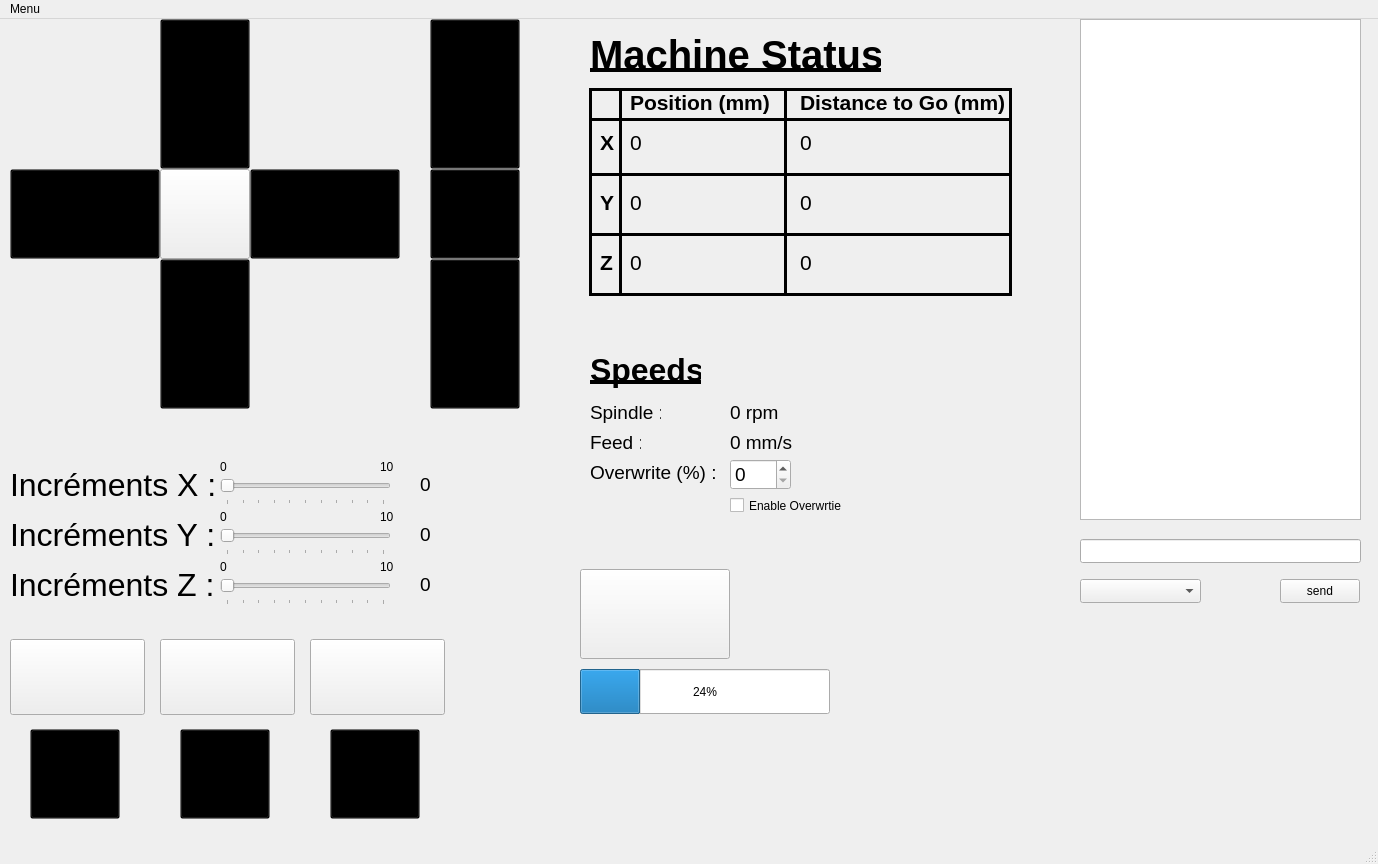
7antoine7/PCBUS, file GUI/GUI_PCBUS/form.ui: the form before one commit.
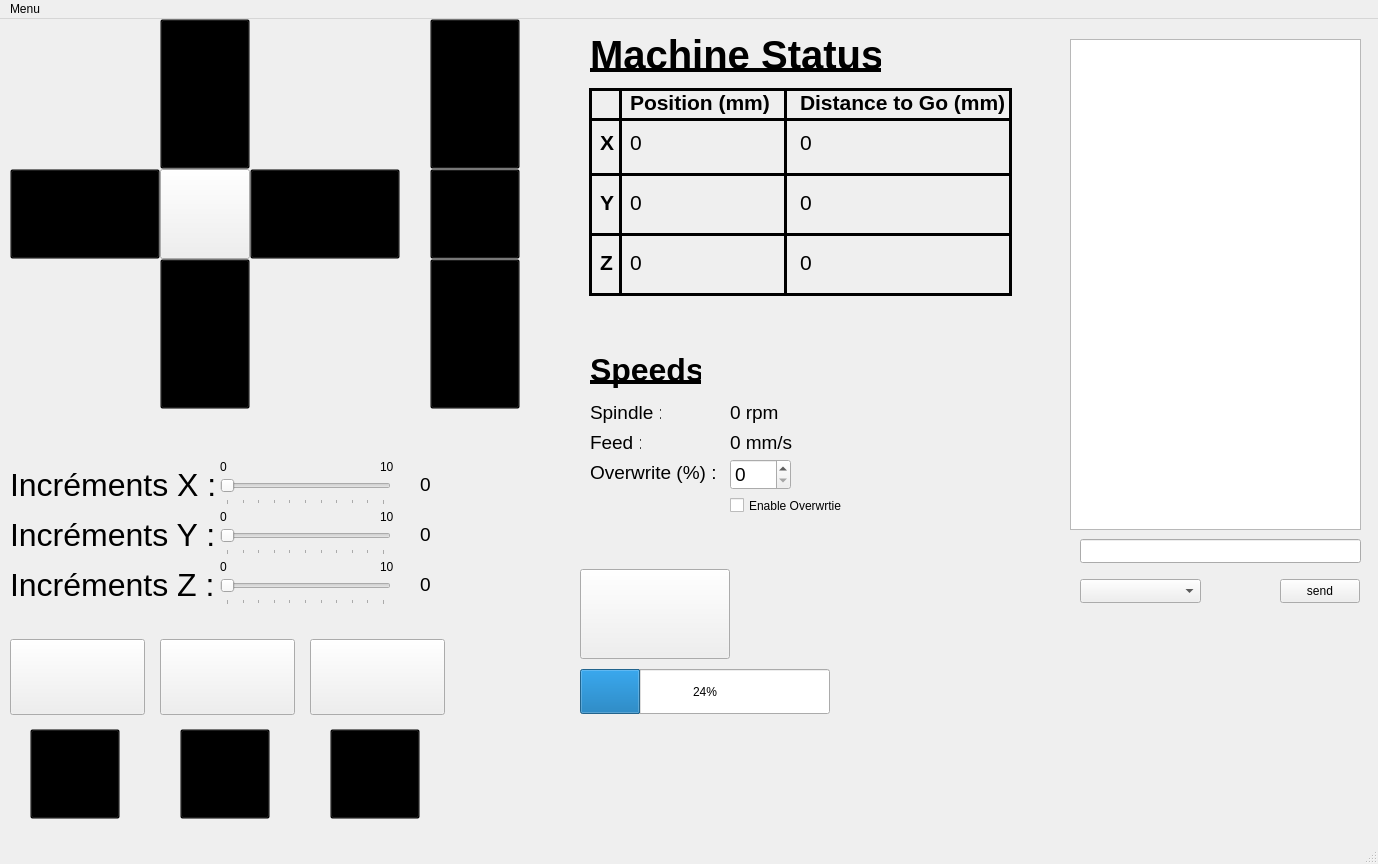
The form after the commit. Icons and pictures are not drawn.

```diff
--- a/GUI/GUI_PCBUS/form.ui
+++ b/GUI/GUI_PCBUS/form.ui
@@ -390,16 +390,6 @@
      <string/>
     </property>
    </widget>
-   <widget class="QPlainTextEdit" name="gcodeView">
-    <property name="geometry">
-     <rect>
-      <x>1080</x>
-      <y>0</y>
-      <width>281</width>
-      <height>501</height>
-     </rect>
-    </property>
-   </widget>
    <widget class="QSlider" name="IncXSld">
     <property name="geometry">
      <rect>
@@ -1142,6 +1132,16 @@
      <string>send</string>
     </property>
    </widget>
+   <widget class="QTextEdit" name="gcodeView">
+    <property name="geometry">
+     <rect>
+      <x>1070</x>
+      <y>20</y>
+      <width>291</width>
+      <height>491</height>
+     </rect>
+    </property>
+   </widget>
   </widget>
   <widget class="QMenuBar" name="menubar">
    <property name="geometry">
```
